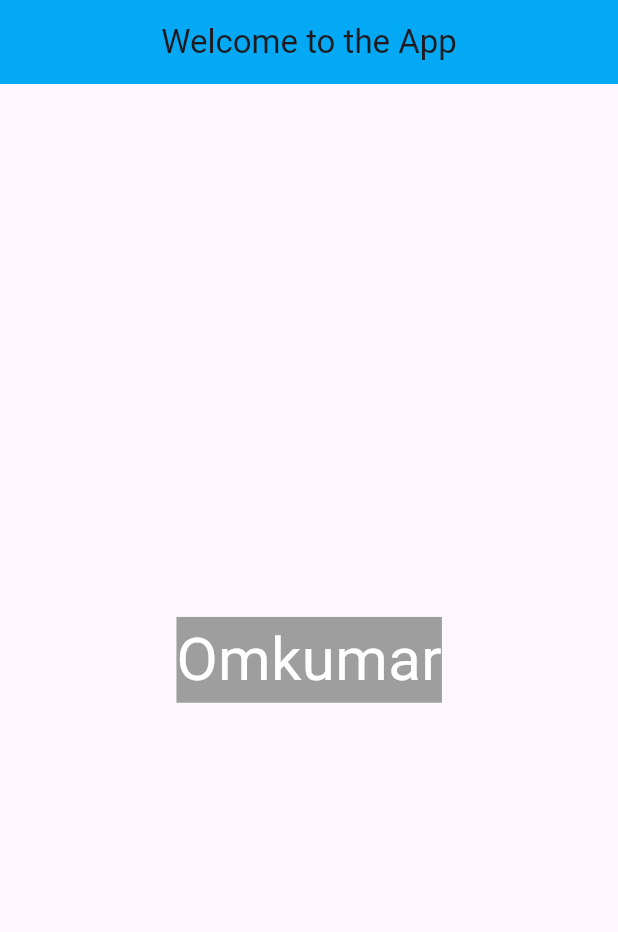
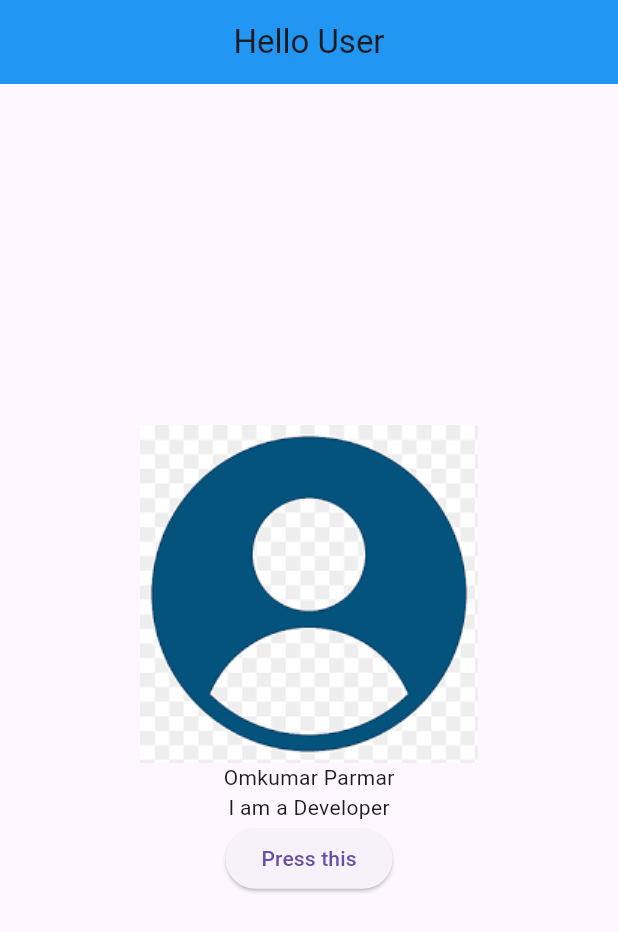
Before and after one commit to Omkumar7Parmar/Flutter-Internship, a Flutter app: the screen it shows after launch, on a phone screen of 412 x 824 dp. Shown: the top 932 px of the screen. Run offline on Flutter 3.47's test engine with Material 3 defaults, Android fonts, the light colour scheme and no system bars.

Commit message:
Practice Tasks + Updated Readme file

```diff
--- a/day_2/lib/main.dart
+++ b/day_2/lib/main.dart
@@ -1,3 +1,5 @@
+// import 'dart:ffi';
+
 import 'package:flutter/material.dart';
 
 void main() {
@@ -12,27 +14,30 @@ class MyApp extends StatelessWidget {
     return MaterialApp(
       debugShowCheckedModeBanner: false,
       title: "Welcome To My App",
-
       home: Scaffold(
         appBar: AppBar(
-          title: Text("Welcome to the App"),
+          title: Text("Hello User"),
           centerTitle: true,
-          backgroundColor: Colors.lightBlue,
+          backgroundColor: Colors.blue,
         ),
-        body: Center(child: Text(
-          "Omkumar",
-          textDirection: TextDirection.ltr,
-          style: TextStyle(
-            color: Colors.white,
-            backgroundColor: Colors.grey,
-            fontSize: 40,
-          ),
+        body: Center(
+          child: Column(
+            mainAxisAlignment: MainAxisAlignment.center,
+            crossAxisAlignment: CrossAxisAlignment.center,
+            children: [
+              Image(image: AssetImage('assets/images/profile.png')),
+              Text("Omkumar Parmar"),
+              Text("I am a Developer"),
+              ElevatedButton(
+                onPressed: () {
+                  print("Button was pressed");
+                },
+                child: Text("Press this"),
+              ),
+            ],
           ),
         ),
-
-
       ),
-
     );
   }
 }
--- a/day_2/pubspec.yaml
+++ b/day_2/pubspec.yaml
@@ -56,7 +56,8 @@ flutter:
   # included with your application, so that you can use the icons in
   # the material Icons class.
   uses-material-design: true
-
+  assets:
+    - assets/images/
   # To add assets to your application, add an assets section, like this:
   # assets:
   #   - images/a_dot_burr.jpeg
```
Also changed, not shown: day_2/assets/images/profile.png (added), 2 other files.
